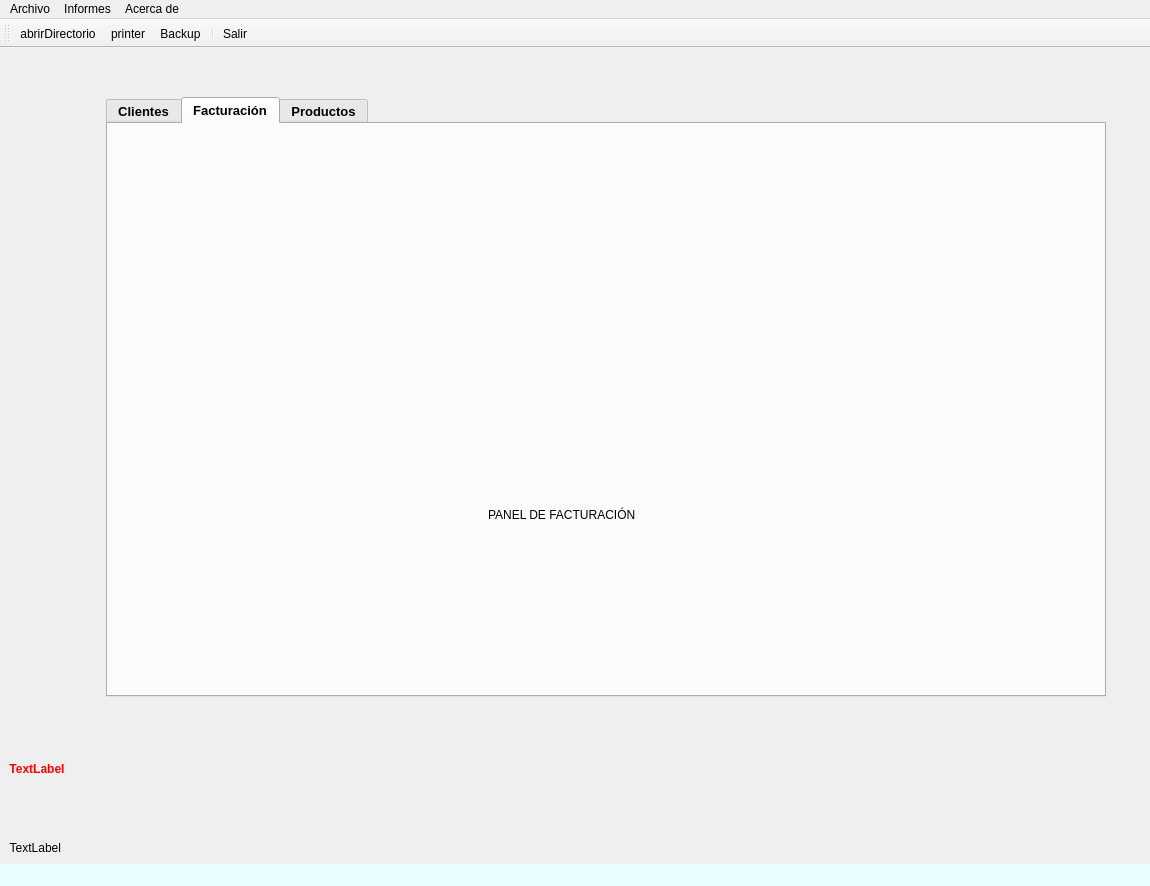
Old version of the form ventana.ui in the repository XoanCarlos/PEREZGONZALEZ.
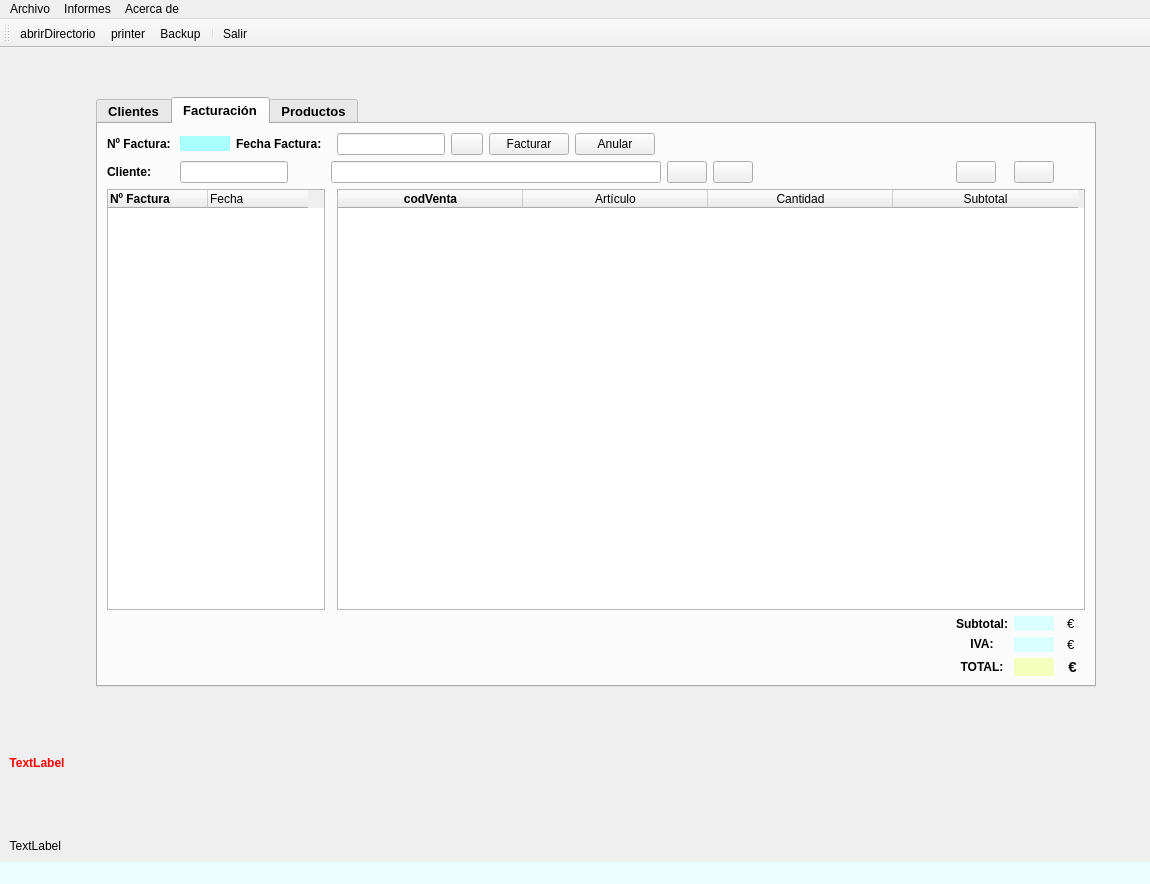
New version of the form. The open tabs and pages were chosen to show the change. Icons and pictures are not drawn.

Patch:
```diff
--- a/ventana.ui
+++ b/ventana.ui
@@ -7,11 +7,11 @@
     <x>0</x>
     <y>0</y>
     <width>1150</width>
-    <height>886</height>
+    <height>884</height>
    </rect>
   </property>
   <property name="sizePolicy">
-   <sizepolicy hsizetype="Expanding" vsizetype="Expanding">
+   <sizepolicy hsizetype="Expanding" vsizetype="Preferred">
     <horstretch>0</horstretch>
     <verstretch>0</verstretch>
    </sizepolicy>
@@ -145,13 +145,13 @@
       </property>
      </spacer>
     </item>
-    <item row="1" column="2" colspan="2">
+    <item row="1" column="2">
      <widget class="QTabWidget" name="tabWidget">
       <property name="enabled">
        <bool>true</bool>
       </property>
       <property name="sizePolicy">
-       <sizepolicy hsizetype="Expanding" vsizetype="Preferred">
+       <sizepolicy hsizetype="Expanding" vsizetype="Expanding">
         <horstretch>0</horstretch>
         <verstretch>0</verstretch>
        </sizepolicy>
@@ -159,7 +159,7 @@
       <property name="minimumSize">
        <size>
         <width>1000</width>
-        <height>600</height>
+        <height>500</height>
        </size>
       </property>
       <property name="font">
@@ -935,19 +935,516 @@
        <attribute name="title">
         <string>Facturación</string>
        </attribute>
-       <widget class="QLabel" name="label">
-        <property name="geometry">
-         <rect>
-          <x>380</x>
-          <y>340</y>
-          <width>351</width>
-          <height>101</height>
-         </rect>
-        </property>
-        <property name="text">
-         <string>PANEL DE FACTURACIÓN</string>
-        </property>
-       </widget>
+       <layout class="QGridLayout" name="gridLayout_4">
+        <item row="8" column="13">
+         <widget class="QLabel" name="lblIva">
+          <property name="font">
+           <font>
+            <pointsize>9</pointsize>
+            <weight>75</weight>
+            <bold>true</bold>
+           </font>
+          </property>
+          <property name="styleSheet">
+           <string notr="true">background-color: rgb(219, 255, 255);</string>
+          </property>
+          <property name="text">
+           <string/>
+          </property>
+          <property name="alignment">
+           <set>Qt::AlignRight|Qt::AlignTrailing|Qt::AlignVCenter</set>
+          </property>
+         </widget>
+        </item>
+        <item row="10" column="12">
+         <widget class="QLabel" name="label_3">
+          <property name="sizePolicy">
+           <sizepolicy hsizetype="Ignored" vsizetype="Preferred">
+            <horstretch>0</horstretch>
+            <verstretch>0</verstretch>
+           </sizepolicy>
+          </property>
+          <property name="font">
+           <font>
+            <pointsize>9</pointsize>
+            <weight>75</weight>
+            <bold>true</bold>
+           </font>
+          </property>
+          <property name="text">
+           <string>TOTAL:</string>
+          </property>
+          <property name="alignment">
+           <set>Qt::AlignCenter</set>
+          </property>
+         </widget>
+        </item>
+        <item row="2" column="1" colspan="2">
+         <widget class="QLineEdit" name="editDniclifac">
+          <property name="sizePolicy">
+           <sizepolicy hsizetype="Fixed" vsizetype="Fixed">
+            <horstretch>0</horstretch>
+            <verstretch>0</verstretch>
+           </sizepolicy>
+          </property>
+          <property name="alignment">
+           <set>Qt::AlignCenter</set>
+          </property>
+         </widget>
+        </item>
+        <item row="2" column="3" colspan="6">
+         <widget class="QLineEdit" name="editApelclifac"/>
+        </item>
+        <item row="2" column="10">
+         <widget class="QPushButton" name="btnReloadfac">
+          <property name="text">
+           <string/>
+          </property>
+          <property name="icon">
+           <iconset>
+            <normaloff>img/reload.png</normaloff>img/reload.png</iconset>
+          </property>
+          <property name="iconSize">
+           <size>
+            <width>24</width>
+            <height>24</height>
+           </size>
+          </property>
+         </widget>
+        </item>
+        <item row="2" column="9">
+         <widget class="QPushButton" name="btnBuscafac">
+          <property name="sizePolicy">
+           <sizepolicy hsizetype="Fixed" vsizetype="Fixed">
+            <horstretch>0</horstretch>
+            <verstretch>0</verstretch>
+           </sizepolicy>
+          </property>
+          <property name="text">
+           <string/>
+          </property>
+          <property name="icon">
+           <iconset>
+            <normaloff>img/lupa.png</normaloff>img/lupa.png</iconset>
+          </property>
+          <property name="iconSize">
+           <size>
+            <width>24</width>
+            <height>24</height>
+           </size>
+          </property>
+         </widget>
+        </item>
+        <item row="0" column="1">
+         <widget class="QLabel" name="lblNumFac">
+          <property name="sizePolicy">
+           <sizepolicy hsizetype="Fixed" vsizetype="Fixed">
+            <horstretch>0</horstretch>
+            <verstretch>0</verstretch>
+           </sizepolicy>
+          </property>
+          <property name="minimumSize">
+           <size>
+            <width>50</width>
+            <height>0</height>
+           </size>
+          </property>
+          <property name="font">
+           <font>
+            <pointsize>10</pointsize>
+           </font>
+          </property>
+          <property name="styleSheet">
+           <string notr="true">background-color: rgb(170, 255, 255);</string>
+          </property>
+          <property name="text">
+           <string/>
+          </property>
+          <property name="alignment">
+           <set>Qt::AlignCenter</set>
+          </property>
+         </widget>
+        </item>
+        <item row="4" column="0" colspan="3">
+         <widget class="QTableWidget" name="tabFac">
+          <property name="sizePolicy">
+           <sizepolicy hsizetype="Preferred" vsizetype="Preferred">
+            <horstretch>0</horstretch>
+            <verstretch>0</verstretch>
+           </sizepolicy>
+          </property>
+          <column>
+           <property name="text">
+            <string>Nº Factura</string>
+           </property>
+           <property name="font">
+            <font>
+             <weight>75</weight>
+             <bold>true</bold>
+            </font>
+           </property>
+           <property name="textAlignment">
+            <set>AlignJustify|AlignVCenter</set>
+           </property>
+          </column>
+          <column>
+           <property name="text">
+            <string>Fecha </string>
+           </property>
+           <property name="textAlignment">
+            <set>AlignJustify|AlignVCenter</set>
+           </property>
+          </column>
+         </widget>
+        </item>
+        <item row="0" column="0">
+         <widget class="QLabel" name="lblFac">
+          <property name="sizePolicy">
+           <sizepolicy hsizetype="Fixed" vsizetype="Preferred">
+            <horstretch>0</horstretch>
+            <verstretch>0</verstretch>
+           </sizepolicy>
+          </property>
+          <property name="font">
+           <font>
+            <weight>75</weight>
+            <bold>true</bold>
+           </font>
+          </property>
+          <property name="text">
+           <string>Nº Factura: </string>
+          </property>
+         </widget>
+        </item>
+        <item row="0" column="2">
+         <widget class="QLabel" name="lblDatafac">
+          <property name="sizePolicy">
+           <sizepolicy hsizetype="Fixed" vsizetype="Preferred">
+            <horstretch>0</horstretch>
+            <verstretch>0</verstretch>
+           </sizepolicy>
+          </property>
+          <property name="font">
+           <font>
+            <weight>75</weight>
+            <bold>true</bold>
+           </font>
+          </property>
+          <property name="text">
+           <string>Fecha Factura: </string>
+          </property>
+         </widget>
+        </item>
+        <item row="0" column="5">
+         <widget class="QPushButton" name="btnCalendarfac">
+          <property name="sizePolicy">
+           <sizepolicy hsizetype="Fixed" vsizetype="Fixed">
+            <horstretch>0</horstretch>
+            <verstretch>0</verstretch>
+           </sizepolicy>
+          </property>
+          <property name="maximumSize">
+           <size>
+            <width>32</width>
+            <height>32</height>
+           </size>
+          </property>
+          <property name="text">
+           <string/>
+          </property>
+          <property name="icon">
+           <iconset>
+            <normaloff>img/calendar.png</normaloff>img/calendar.png</iconset>
+          </property>
+          <property name="iconSize">
+           <size>
+            <width>30</width>
+            <height>30</height>
+           </size>
+          </property>
+         </widget>
+        </item>
+        <item row="0" column="4">
+         <widget class="QLineEdit" name="editDatafac">
+          <property name="sizePolicy">
+           <sizepolicy hsizetype="Fixed" vsizetype="Fixed">
+            <horstretch>110</horstretch>
+            <verstretch>0</verstretch>
+           </sizepolicy>
+          </property>
+          <property name="minimumSize">
+           <size>
+            <width>100</width>
+            <height>0</height>
+           </size>
+          </property>
+          <property name="alignment">
+           <set>Qt::AlignCenter</set>
+          </property>
+         </widget>
+        </item>
+        <item row="2" column="0">
+         <widget class="QLabel" name="lblClifac">
+          <property name="sizePolicy">
+           <sizepolicy hsizetype="Fixed" vsizetype="Preferred">
+            <horstretch>0</horstretch>
+            <verstretch>0</verstretch>
+           </sizepolicy>
+          </property>
+          <property name="font">
+           <font>
+            <weight>75</weight>
+            <bold>true</bold>
+           </font>
+          </property>
+          <property name="text">
+           <string>Cliente:</string>
+          </property>
+          <property name="alignment">
+           <set>Qt::AlignRight|Qt::AlignTrailing|Qt::AlignVCenter</set>
+          </property>
+         </widget>
+        </item>
+        <item row="0" column="6">
+         <widget class="QPushButton" name="btnFac">
+          <property name="text">
+           <string>Facturar</string>
+          </property>
+         </widget>
+        </item>
+        <item row="0" column="7">
+         <widget class="QPushButton" name="btnFacdel">
+          <property name="text">
+           <string>Anular</string>
+          </property>
+         </widget>
+        </item>
+        <item row="4" column="4" colspan="11">
+         <widget class="QTableWidget" name="tabVenta">
+          <property name="sizePolicy">
+           <sizepolicy hsizetype="Ignored" vsizetype="Expanding">
+            <horstretch>0</horstretch>
+            <verstretch>0</verstretch>
+           </sizepolicy>
+          </property>
+          <attribute name="horizontalHeaderDefaultSectionSize">
+           <number>185</number>
+          </attribute>
+          <column>
+           <property name="text">
+            <string>codVenta</string>
+           </property>
+           <property name="font">
+            <font>
+             <weight>75</weight>
+             <bold>true</bold>
+            </font>
+           </property>
+          </column>
+          <column>
+           <property name="text">
+            <string>Artículo</string>
+           </property>
+          </column>
+          <column>
+           <property name="text">
+            <string>Cantidad</string>
+           </property>
+          </column>
+          <column>
+           <property name="text">
+            <string>Subtotal</string>
+           </property>
+          </column>
+         </widget>
+        </item>
+        <item row="2" column="12">
+         <widget class="QPushButton" name="btnAceptarventa">
+          <property name="sizePolicy">
+           <sizepolicy hsizetype="Fixed" vsizetype="Fixed">
+            <horstretch>0</horstretch>
+            <verstretch>0</verstretch>
+           </sizepolicy>
+          </property>
+          <property name="text">
+           <string/>
+          </property>
+          <property name="icon">
+           <iconset>
+            <normaloff>img/venta.png</normaloff>img/venta.png</iconset>
+          </property>
+          <property name="iconSize">
+           <size>
+            <width>32</width>
+            <height>32</height>
+           </size>
+          </property>
+         </widget>
+        </item>
+        <item row="2" column="11">
+         <spacer name="horizontalSpacer_9">
+          <property name="orientation">
+           <enum>Qt::Horizontal</enum>
+          </property>
+          <property name="sizeType">
+           <enum>QSizePolicy::Expanding</enum>
+          </property>
+          <property name="sizeHint" stdset="0">
+           <size>
+            <width>28</width>
+            <height>20</height>
+           </size>
+          </property>
+         </spacer>
+        </item>
+        <item row="8" column="12">
+         <widget class="QLabel" name="lblIvafac">
+          <property name="sizePolicy">
+           <sizepolicy hsizetype="Ignored" vsizetype="Fixed">
+            <horstretch>0</horstretch>
+            <verstretch>0</verstretch>
+           </sizepolicy>
+          </property>
+          <property name="font">
+           <font>
+            <pointsize>9</pointsize>
+            <weight>75</weight>
+            <bold>true</bold>
+           </font>
+          </property>
+          <property name="text">
+           <string>IVA:</string>
+          </property>
+          <property name="alignment">
+           <set>Qt::AlignCenter</set>
+          </property>
+         </widget>
+        </item>
+        <item row="2" column="13">
+         <widget class="QPushButton" name="btnAnularventa">
+          <property name="text">
+           <string/>
+          </property>
+          <property name="icon">
+           <iconset>
+            <normaloff>img/anularventa.png</normaloff>img/anularventa.png</iconset>
+          </property>
+          <property name="iconSize">
+           <size>
+            <width>32</width>
+            <height>32</height>
+           </size>
+          </property>
+         </widget>
+        </item>
+        <item row="6" column="13">
+         <widget class="QLabel" name="lblSubtotal">
+          <property name="font">
+           <font>
+            <pointsize>9</pointsize>
+            <weight>75</weight>
+            <bold>true</bold>
+           </font>
+          </property>
+          <property name="styleSheet">
+           <string notr="true">background-color: rgb(219, 255, 255);</string>
+          </property>
+          <property name="text">
+           <string/>
+          </property>
+          <property name="alignment">
+           <set>Qt::AlignRight|Qt::AlignTrailing|Qt::AlignVCenter</set>
+          </property>
+         </widget>
+        </item>
+        <item row="10" column="13">
+         <widget class="QLabel" name="lblTotal">
+          <property name="font">
+           <font>
+            <pointsize>11</pointsize>
+            <weight>75</weight>
+            <bold>true</bold>
+           </font>
+          </property>
+          <property name="styleSheet">
+           <string notr="true">background-color: rgb(244, 255, 189);</string>
+          </property>
+          <property name="text">
+           <string/>
+          </property>
+          <property name="alignment">
+           <set>Qt::AlignRight|Qt::AlignTrailing|Qt::AlignVCenter</set>
+          </property>
+         </widget>
+        </item>
+        <item row="6" column="12">
+         <widget class="QLabel" name="lblSubfac">
+          <property name="sizePolicy">
+           <sizepolicy hsizetype="Fixed" vsizetype="Preferred">
+            <horstretch>0</horstretch>
+            <verstretch>0</verstretch>
+           </sizepolicy>
+          </property>
+          <property name="minimumSize">
+           <size>
+            <width>0</width>
+            <height>0</height>
+           </size>
+          </property>
+          <property name="font">
+           <font>
+            <pointsize>9</pointsize>
+            <weight>75</weight>
+            <bold>true</bold>
+           </font>
+          </property>
+          <property name="text">
+           <string>Subtotal:</string>
+          </property>
+          <property name="alignment">
+           <set>Qt::AlignRight|Qt::AlignTrailing|Qt::AlignVCenter</set>
+          </property>
+         </widget>
+        </item>
+        <item row="6" column="14">
+         <widget class="QLabel" name="label">
+          <property name="font">
+           <font>
+            <pointsize>10</pointsize>
+           </font>
+          </property>
+          <property name="text">
+           <string>  €  </string>
+          </property>
+         </widget>
+        </item>
+        <item row="8" column="14">
+         <widget class="QLabel" name="label_2">
+          <property name="font">
+           <font>
+            <pointsize>10</pointsize>
+           </font>
+          </property>
+          <property name="text">
+           <string>  €  </string>
+          </property>
+         </widget>
+        </item>
+        <item row="10" column="14">
+         <widget class="QLabel" name="label_4">
+          <property name="font">
+           <font>
+            <pointsize>11</pointsize>
+            <weight>75</weight>
+            <bold>true</bold>
+           </font>
+          </property>
+          <property name="text">
+           <string>  €  </string>
+          </property>
+         </widget>
+        </item>
+       </layout>
       </widget>
       <widget class="QWidget" name="panelPro">
        <attribute name="title">
```
Left out of the diff: 113 changed lines with no effect on the pictures.
